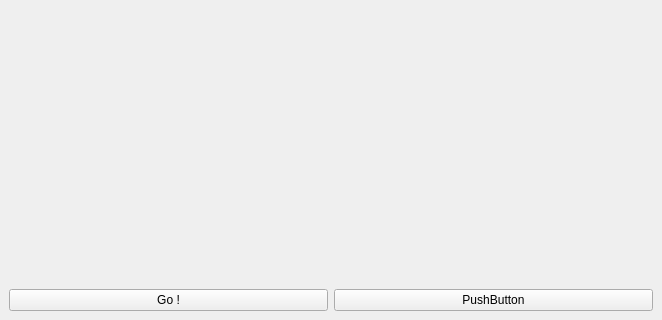
loicbourgois/snake2i, file game-form.ui: the form before one commit; both pictures show x 0 to 662 and y 157 to 477 of the 662 by 477 pixel window.
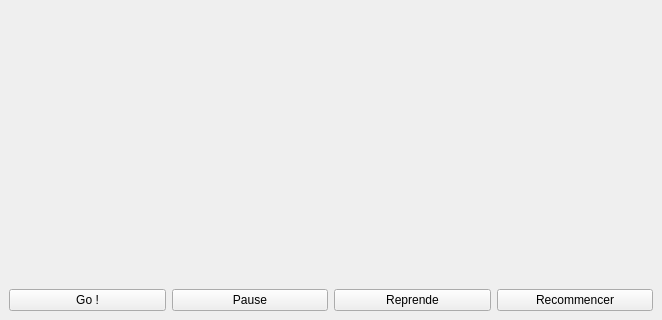
The form after the commit.

Commit message: Update map + add pause / reprendre

Patch:
```diff
--- a/game-form.ui
+++ b/game-form.ui
@@ -32,6 +32,20 @@
    <item row="3" column="0" colspan="2">
     <widget class="QWidget" name="widget_3" native="true">
      <layout class="QGridLayout" name="gridLayout_4">
+      <item row="0" column="1">
+       <widget class="QPushButton" name="pushButtonPause">
+        <property name="text">
+         <string>Pause</string>
+        </property>
+       </widget>
+      </item>
+      <item row="0" column="3">
+       <widget class="QPushButton" name="pushButtonRestart">
+        <property name="text">
+         <string>Recommencer</string>
+        </property>
+       </widget>
+      </item>
       <item row="0" column="0">
        <widget class="QPushButton" name="pushButtonGo">
         <property name="text">
@@ -39,10 +53,10 @@
         </property>
        </widget>
       </item>
-      <item row="0" column="1">
-       <widget class="QPushButton" name="pushButton">
+      <item row="0" column="2">
+       <widget class="QPushButton" name="pushButtonReprendre">
         <property name="text">
-         <string>PushButton</string>
+         <string>Reprende</string>
         </property>
        </widget>
       </item>
```
The commit also changes 4 other files.
